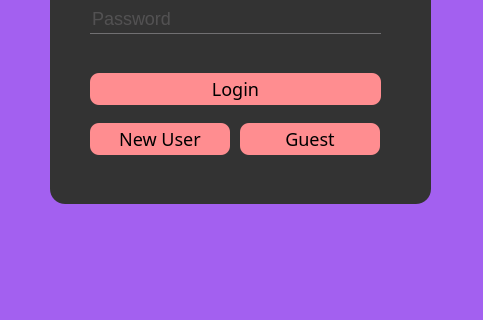
This is BingChillings/loginform.ui in BingChillings/BingChillings as Qt 5 draws it before an edit; both pictures show x 0 to 483 and y 287 to 607 of the 483 by 607 pixel window. The edited form follows.
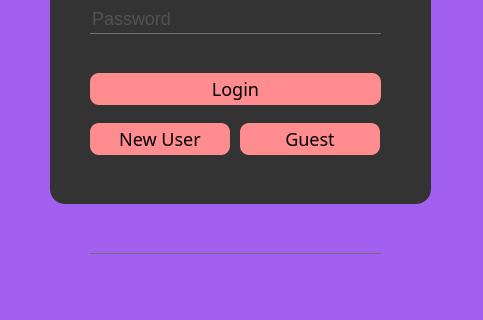
This is the edited form. Icons and pictures are not drawn.

The edit to the form file:
```diff
--- a/BingChillings/loginform.ui
+++ b/BingChillings/loginform.ui
@@ -237,6 +237,16 @@
     <set>Qt::AlignCenter</set>
    </property>
   </widget>
+  <widget class="QLineEdit" name="errorlineEdit">
+   <property name="geometry">
+    <rect>
+     <x>90</x>
+     <y>510</y>
+     <width>291</width>
+     <height>31</height>
+    </rect>
+   </property>
+  </widget>
  </widget>
  <resources>
   <include location="resource.qrc"/>
```
